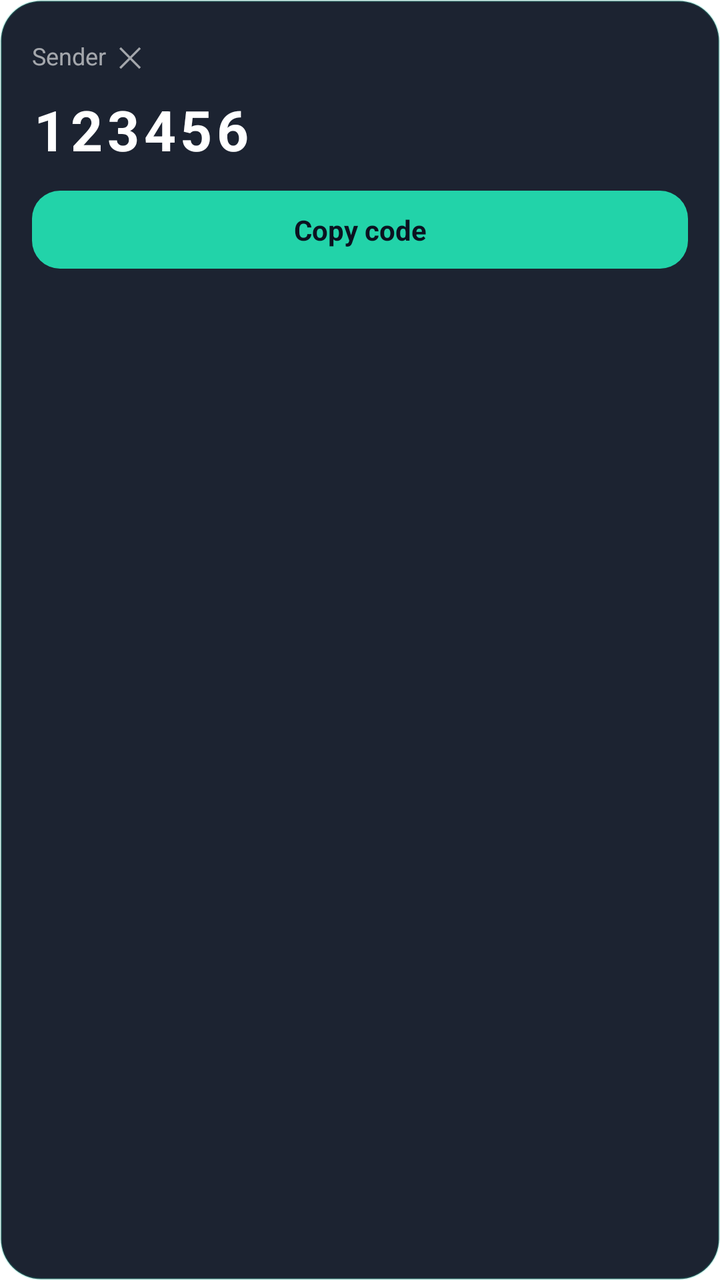
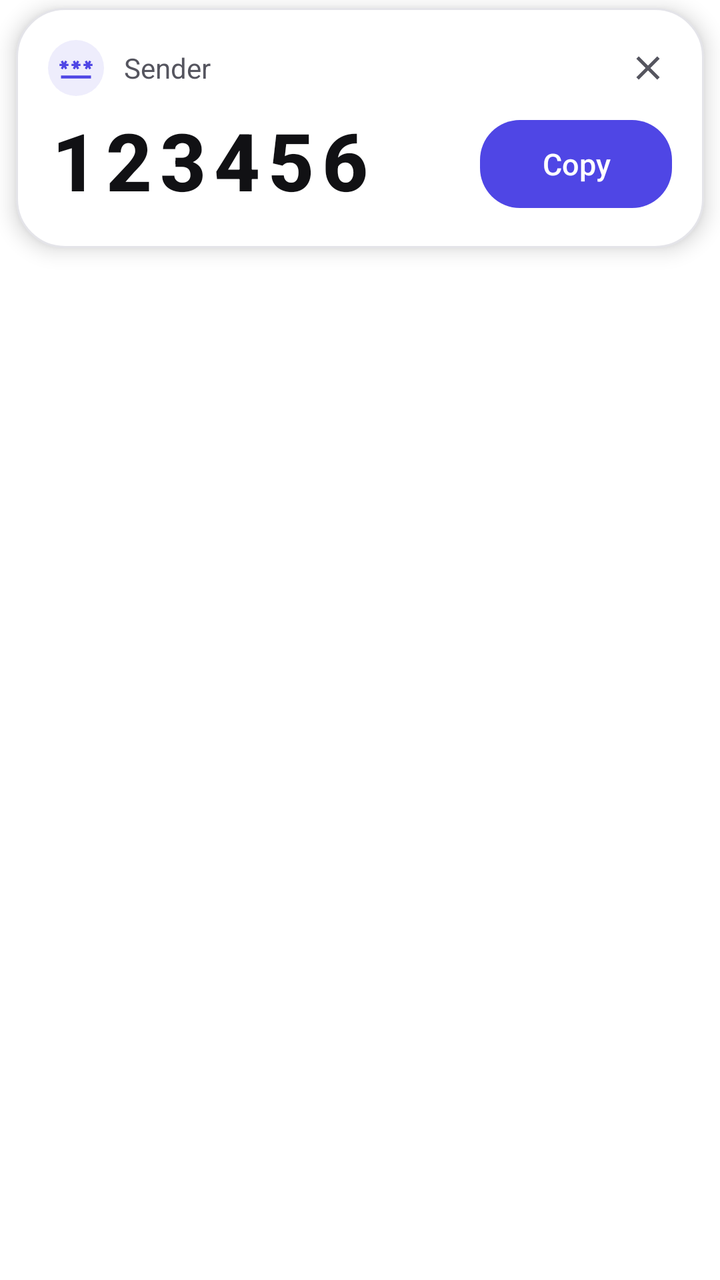

Before-and-after screenshots of an Android layout around one commit, followed by the original layout XML and the change that was made.
<!-- AndroidManifest.xml: fallback theme Theme.MaterialComponents.DayNight.NoActionBar -->
<!-- res/layout/view_otp_overlay.xml -->
<?xml version="1.0" encoding="utf-8"?>
<LinearLayout xmlns:android="http://schemas.android.com/apk/res/android"
    android:id="@+id/overlayRoot"
    android:layout_width="wrap_content"
    android:layout_height="wrap_content"
    android:orientation="vertical"
    android:background="@drawable/bg_overlay_pill"
    android:padding="16dp"
    android:elevation="8dp">

    <LinearLayout
        android:layout_width="wrap_content"
        android:layout_height="wrap_content"
        android:orientation="horizontal"
        android:gravity="center_vertical">

        <TextView
            android:id="@+id/overlaySender"
            android:layout_width="0dp"
            android:layout_height="wrap_content"
            android:layout_weight="1"
            android:text="Sender"
            android:textColor="#99FFFFFF"
            android:textSize="12sp"
            android:maxLines="1"
            android:ellipsize="end"/>

        <TextView
            android:id="@+id/overlayClose"
            android:layout_width="24dp"
            android:layout_height="24dp"
            android:text="✕"
            android:textColor="#99FFFFFF"
            android:textSize="14sp"
            android:gravity="center"
            android:clickable="true"
            android:focusable="true"/>
    </LinearLayout>

    <TextView
        android:id="@+id/overlayCode"
        android:layout_width="wrap_content"
        android:layout_height="wrap_content"
        android:layout_marginTop="6dp"
        android:text="123456"
        android:textColor="#FFFFFF"
        android:textSize="28sp"
        android:textStyle="bold"
        android:letterSpacing="0.08"/>

    <TextView
        android:id="@+id/overlayCopyButton"
        android:layout_width="match_parent"
        android:layout_height="wrap_content"
        android:layout_marginTop="12dp"
        android:background="@drawable/bg_copy_button"
        android:text="Copy code"
        android:textColor="#0B1220"
        android:textStyle="bold"
        android:textSize="14sp"
        android:gravity="center"
        android:paddingTop="10dp"
        android:paddingBottom="10dp"
        android:clickable="true"
        android:focusable="true"/>

</LinearLayout>
<!-- resources referenced by this layout -->
<resources>
  <!-- drawable bg_copy_button (drawable) -->
  <?xml version="1.0" encoding="utf-8"?>
  <shape xmlns:android="http://schemas.android.com/apk/res/android" android:shape="rectangle">
      <solid android:color="#22D3A9"/>
      <corners android:radius="14dp"/>
  </shape>
  <!-- drawable bg_overlay_pill (drawable) -->
  <?xml version="1.0" encoding="utf-8"?>
  <shape xmlns:android="http://schemas.android.com/apk/res/android" android:shape="rectangle">
      <solid android:color="#F2101826"/>
      <corners android:radius="20dp"/>
      <stroke android:width="1dp" android:color="#3322D3A9"/>
  </shape>
</resources>

<!-- the commit's change to res/layout/view_otp_overlay.xml (unified diff, before → after) -->
@@ -1,67 +1,108 @@
 <?xml version="1.0" encoding="utf-8"?>
-<LinearLayout xmlns:android="http://schemas.android.com/apk/res/android"
+<FrameLayout xmlns:android="http://schemas.android.com/apk/res/android"
     android:id="@+id/overlayRoot"
-    android:layout_width="wrap_content"
+    android:layout_width="match_parent"
     android:layout_height="wrap_content"
-    android:orientation="vertical"
-    android:background="@drawable/bg_overlay_pill"
-    android:padding="16dp"
-    android:elevation="8dp">
+    android:paddingStart="8dp"
+    android:paddingEnd="8dp"
+    android:paddingTop="4dp"
+    android:paddingBottom="12dp"
+    android:clipToPadding="false">
 
     <LinearLayout
-        android:layout_width="wrap_content"
-        android:layout_height="wrap_content"
-        android:orientation="horizontal"
-        android:gravity="center_vertical">
-
-        <TextView
-            android:id="@+id/overlaySender"
-            android:layout_width="0dp"
-            android:layout_height="wrap_content"
-            android:layout_weight="1"
-            android:text="Sender"
-            android:textColor="#99FFFFFF"
-            android:textSize="12sp"
-            android:maxLines="1"
-            android:ellipsize="end"/>
-
-        <TextView
-            android:id="@+id/overlayClose"
-            android:layout_width="24dp"
-            android:layout_height="24dp"
-            android:text="✕"
-            android:textColor="#99FFFFFF"
-            android:textSize="14sp"
-            android:gravity="center"
-            android:clickable="true"
-            android:focusable="true"/>
-    </LinearLayout>
-
-    <TextView
-        android:id="@+id/overlayCode"
-        android:layout_width="wrap_content"
-        android:layout_height="wrap_content"
-        android:layout_marginTop="6dp"
-        android:text="123456"
-        android:textColor="#FFFFFF"
-        android:textSize="28sp"
-        android:textStyle="bold"
-        android:letterSpacing="0.08"/>
-
-    <TextView
-        android:id="@+id/overlayCopyButton"
+        android:id="@+id/overlayCard"
         android:layout_width="match_parent"
         android:layout_height="wrap_content"
-        android:layout_marginTop="12dp"
-        android:background="@drawable/bg_copy_button"
-        android:text="Copy code"
-        android:textColor="#0B1220"
-        android:textStyle="bold"
-        android:textSize="14sp"
-        android:gravity="center"
+        android:background="@drawable/bg_overlay_pill"
+        android:elevation="6dp"
+        android:orientation="vertical"
+        android:paddingStart="16dp"
         android:paddingTop="10dp"
-        android:paddingBottom="10dp"
-        android:clickable="true"
-        android:focusable="true"/>
+        android:paddingEnd="8dp"
+        android:paddingBottom="14dp">
 
-</LinearLayout>
+        <LinearLayout
+            android:layout_width="match_parent"
+            android:layout_height="wrap_content"
+            android:gravity="center_vertical"
+            android:orientation="horizontal">
+
+            <ImageView
+                android:layout_width="28dp"
+                android:layout_height="28dp"
+                android:background="@drawable/bg_overlay_icon"
+                android:contentDescription="@null"
+                android:padding="5dp"
+                android:scaleType="fitCenter"
+                android:src="@drawable/ic_overlay_key" />
+
+            <TextView
+                android:id="@+id/overlaySender"
+                android:layout_width="0dp"
+                android:layout_height="wrap_content"
+                android:layout_marginStart="10dp"
+                android:layout_weight="1"
+                android:ellipsize="end"
+                android:fontFamily="sans-serif"
+                android:maxLines="1"
+                android:text="Sender"
+                android:textColor="@color/overlay_text_muted"
+                android:textSize="14sp" />
+
+            <ImageView
+                android:id="@+id/overlayClose"
+                android:layout_width="40dp"
+                android:layout_height="40dp"
+                android:background="?android:attr/selectableItemBackgroundBorderless"
+                android:clickable="true"
+                android:contentDescription="Dismiss"
+                android:focusable="true"
+                android:scaleType="center"
+                android:src="@drawable/ic_overlay_close" />
+        </LinearLayout>
+
+        <LinearLayout
+            android:layout_width="match_parent"
+            android:layout_height="wrap_content"
+            android:gravity="center_vertical"
+            android:orientation="horizontal"
+            android:paddingEnd="8dp">
+
+            
+            <TextView
+                android:id="@+id/overlayCode"
+                android:layout_width="0dp"
+                android:layout_height="56dp"
+                android:layout_marginEnd="12dp"
+                android:layout_weight="1"
+                android:autoSizeMaxTextSize="40sp"
+                android:autoSizeMinTextSize="24sp"
+                android:autoSizeStepGranularity="1sp"
+                android:autoSizeTextType="uniform"
+                android:fontFamily="sans-serif-medium"
+                android:gravity="center_vertical"
+                android:includeFontPadding="false"
+                android:letterSpacing="0.1"
+                android:maxLines="1"
+                android:text="123456"
+                android:textColor="@color/overlay_text"
+                android:textStyle="bold" />
+
+            <TextView
+                android:id="@+id/overlayCopyButton"
+                android:layout_width="wrap_content"
+                android:layout_height="44dp"
+                android:background="@drawable/bg_copy_button"
+                android:clickable="true"
+                android:focusable="true"
+                android:fontFamily="sans-serif-medium"
+                android:gravity="center"
+                android:minWidth="96dp"
+                android:paddingStart="22dp"
+                android:paddingEnd="22dp"
+                android:text="Copy"
+                android:textColor="@color/overlay_on_accent"
+                android:textSize="15sp" />
+        </LinearLayout>
+    </LinearLayout>
+</FrameLayout>
<!-- resource entries referenced after the edit -->
@@ -1,17 +1,55 @@
 <!-- resources referenced by this layout -->
 <resources>
+  <color name="overlay_on_accent">#FFFFFF</color>
+  <color name="overlay_text">#111114</color>
+  <color name="overlay_text_muted">#55555F</color>
   <!-- drawable bg_copy_button (drawable) -->
   <?xml version="1.0" encoding="utf-8"?>
-  <shape xmlns:android="http://schemas.android.com/apk/res/android" android:shape="rectangle">
-      <solid android:color="#22D3A9"/>
-      <corners android:radius="14dp"/>
+  <ripple xmlns:android="http://schemas.android.com/apk/res/android" android:color="#33FFFFFF">
+      <item>
+          <shape android:shape="rectangle">
+              <solid android:color="@color/overlay_accent"/>
+              <corners android:radius="20dp"/>
+          </shape>
+      </item>
+  </ripple>
+  <!-- drawable bg_overlay_icon (drawable) -->
+  <?xml version="1.0" encoding="utf-8"?>
+  <shape xmlns:android="http://schemas.android.com/apk/res/android" android:shape="oval">
+      <solid android:color="@color/overlay_accent_soft"/>
   </shape>
   <!-- drawable bg_overlay_pill (drawable) -->
   <?xml version="1.0" encoding="utf-8"?>
   <shape xmlns:android="http://schemas.android.com/apk/res/android" android:shape="rectangle">
-      <solid android:color="#F2101826"/>
-      <corners android:radius="20dp"/>
-      <stroke android:width="1dp" android:color="#3322D3A9"/>
+      <solid android:color="@color/overlay_surface"/>
+      <corners android:radius="24dp"/>
+      <stroke android:width="1dp" android:color="@color/overlay_border"/>
   </shape>
+  <!-- drawable ic_overlay_close (drawable) -->
+  <?xml version="1.0" encoding="utf-8"?>
+  <vector xmlns:android="http://schemas.android.com/apk/res/android"
+      android:width="20dp"
+      android:height="20dp"
+      android:viewportWidth="24"
+      android:viewportHeight="24">
+      <path
+          android:fillColor="@color/overlay_text_muted"
+          android:pathData="M19,6.41L17.59,5 12,10.59 6.41,5 5,6.41 10.59,12 5,17.59 6.41,19 12,13.41 17.59,19 19,17.59 13.41,12z"/>
+  </vector>
+  <!-- drawable ic_overlay_key (drawable) -->
+  <?xml version="1.0" encoding="utf-8"?>
+  <vector xmlns:android="http://schemas.android.com/apk/res/android"
+      android:width="20dp"
+      android:height="20dp"
+      android:viewportWidth="24"
+      android:viewportHeight="24">
+      <path
+          android:fillColor="@color/overlay_accent"
+          android:pathData="M2,17h20v2H2V17zM3.15,12.95L4,11.47l0.85,1.48l1.3,-0.75L5.3,10.72H7v-1.5H5.3l0.85,-1.47L4.85,7L4,8.47L3.15,7l-1.3,0.75L2.7,9.22H1v1.5h1.7L1.85,12.2L3.15,12.95zM9.85,12.2l1.3,0.75L12,11.47l0.85,1.48l1.3,-0.75l-0.85,-1.48H15v-1.5h-1.7l0.85,-1.47L12.85,7L12,8.47L11.15,7l-1.3,0.75l0.85,1.47H9v1.5h1.7L9.85,12.2zM23,9.22h-1.7l0.85,-1.47L20.85,7L20,8.47L19.15,7l-1.3,0.75l0.85,1.47H17v1.5h1.7l-0.85,1.48l1.3,0.75L20,11.47l0.85,1.48l1.3,-0.75l-0.85,-1.48H23V9.22z"/>
+  </vector>
+  <color name="overlay_accent">#4F46E5</color>
+  <color name="overlay_accent_soft">#EEEDFC</color>
+  <color name="overlay_surface">#FFFFFF</color>
+  <color name="overlay_border">#E4E4E9</color>
 </resources>
 
